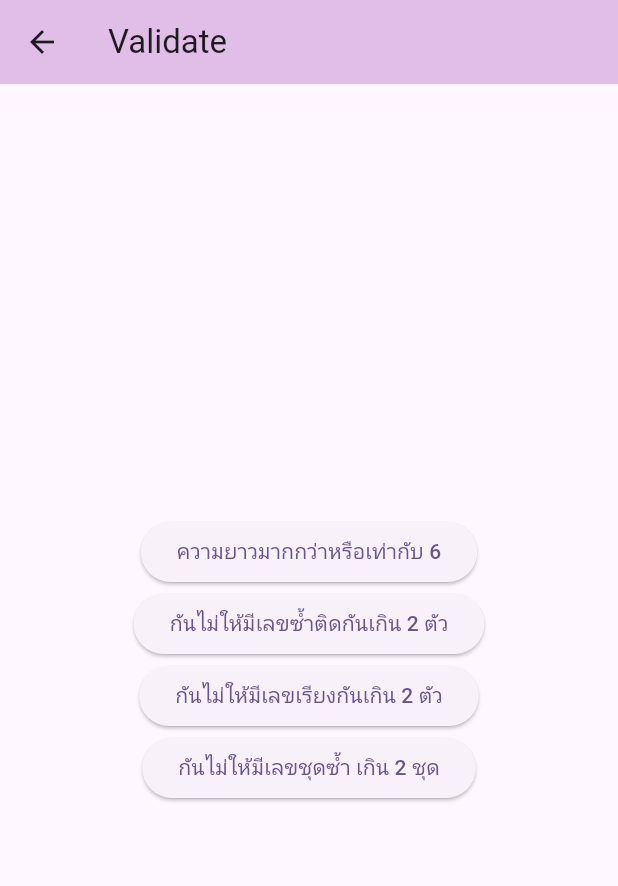
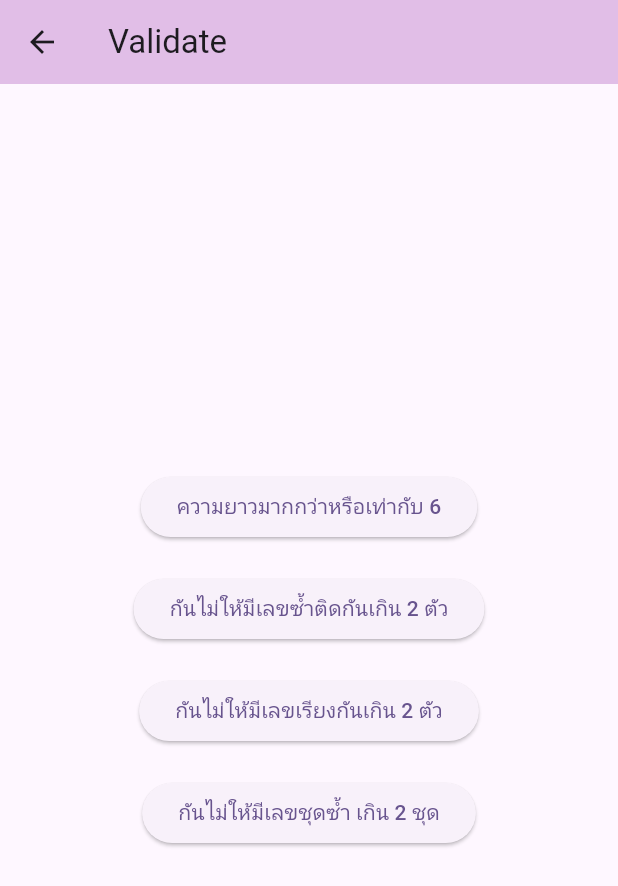
Before and after one commit to newchetsada/flutter_app_test, a Flutter app: the validatePage screen opened directly, on a phone screen of 412 x 824 dp. Shown: the top 886 px of the screen. Run offline on Flutter 3.47's test engine with Material 2 defaults, Android fonts, the phone set to English and light mode, and no system bars.

Commit message:
finished2

```diff
--- a/lib/currency.dart
+++ b/lib/currency.dart
@@ -1,6 +1,5 @@
 import 'dart:async';
 import 'dart:convert';
-import 'dart:math';
 
 import 'package:flutter/material.dart';
 import 'package:flutter/services.dart';
--- a/lib/filterarray.dart
+++ b/lib/filterarray.dart
@@ -1,5 +1,4 @@
 import 'package:flutter/material.dart';
-import 'package:flutter/services.dart';
 
 class filterArray extends StatefulWidget {
   @override
--- a/lib/main.dart
+++ b/lib/main.dart
@@ -1,8 +1,5 @@
 import 'package:flutter/material.dart';
-import 'package:flutter_app_test/currency.dart';
-import 'package:flutter_app_test/fibonacci.dart';
 import 'package:flutter_app_test/home.dart';
-import 'package:flutter_app_test/validate.dart';
 
 void main() {
   runApp(const MyApp());
--- a/lib/validate.dart
+++ b/lib/validate.dart
@@ -167,6 +167,9 @@ class _validatePageState extends State<validatePage> {
                       screenWidth - 100, 'ความยาวมากกว่าหรือเท่ากับ 6', 1);
                 },
                 child: Text('ความยาวมากกว่าหรือเท่ากับ 6')),
+            SizedBox(
+              height: 20,
+            ),
             ElevatedButton(
                 onPressed: () {
                   setState(() {
@@ -177,6 +180,9 @@ class _validatePageState extends State<validatePage> {
                       'กันไม่ให้มีเลขซ้ำติดกันเกิน 2 ตัว', 2);
                 },
                 child: Text('กันไม่ให้มีเลขซ้ำติดกันเกิน 2 ตัว')),
+            SizedBox(
+              height: 20,
+            ),
             ElevatedButton(
                 onPressed: () {
                   setState(() {
@@ -187,6 +193,9 @@ class _validatePageState extends State<validatePage> {
                       screenWidth - 100, 'กันไม่ให้มีเลขเรียงกันเกิน 2 ตัว', 3);
                 },
                 child: Text('กันไม่ให้มีเลขเรียงกันเกิน 2 ตัว')),
+            SizedBox(
+              height: 20,
+            ),
             ElevatedButton(
                 onPressed: () {
                   setState(() {
```
